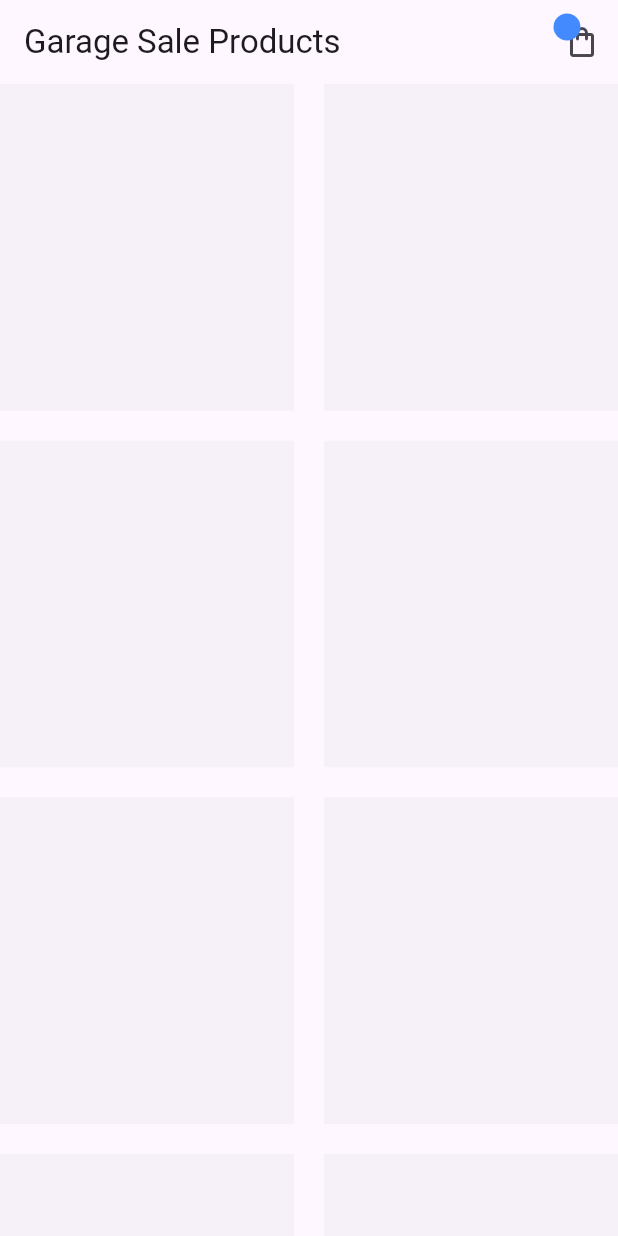
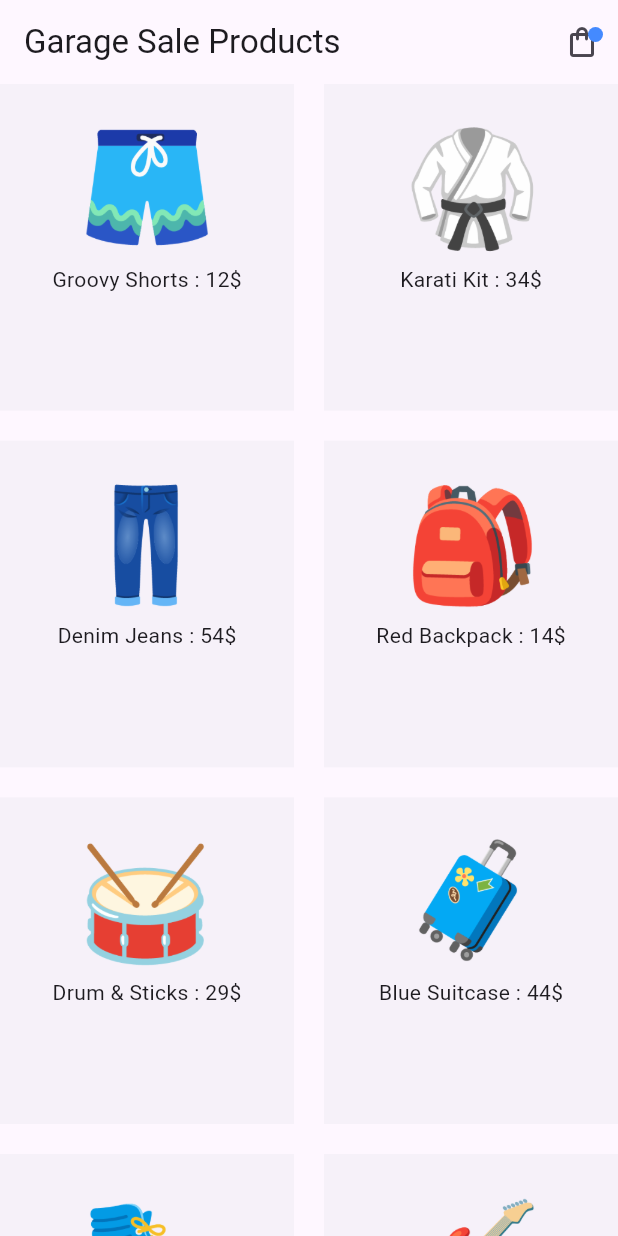
Before and after one commit to arjav1528/riverpod-tutorial, a Flutter app: the screen it shows after launch, on a phone screen of 412 x 824 dp. Run offline on Flutter 3.47's test engine with Material 3 defaults, Android fonts, the phone set to English and light mode, and no system bars; our stand-ins replace flutter_riverpod.

Commit message:
Basic Riverpod

```diff
--- a/lib/Icons/cart_icon.dart
+++ b/lib/Icons/cart_icon.dart
@@ -17,11 +17,11 @@ class CartIcon extends StatelessWidget {
 
         ),
         Positioned(
-          top: 5,
-          left: 5,
+          top: 14,
+          right: 10,
           child: Container(
-            width: 18,
-            height: 18,
+            width: 10,
+            height: 10,
             alignment: Alignment.center,
             decoration: BoxDecoration(
               borderRadius: BorderRadius.circular(10),
--- a/lib/main.dart
+++ b/lib/main.dart
@@ -1,7 +1,8 @@
 import 'package:flutter/material.dart';
+import 'package:flutter_riverpod/flutter_riverpod.dart';
 import 'package:riverpod_tutorial/screens/homescreen.dart';
 void main(){
-  runApp(MyApp());
+  runApp(const ProviderScope(child: MyApp()));
 }
 class MyApp extends StatelessWidget {
   const MyApp({super.key});
--- /dev/null
+++ b/lib/providers/product_providers.dart
@@ -0,0 +1,21 @@
+import 'package:flutter_riverpod/flutter_riverpod.dart';
+import 'package:riverpod_tutorial/models/product.dart';
+
+const List<Product> allProducts = [
+  Product(id: '1', title: 'Groovy Shorts', price: 12, image: 'assets/products/shorts.png'),
+  Product(id: '2', title: 'Karati Kit', price: 34, image: 'assets/products/karati.png'),
+  Product(id: '3', title: 'Denim Jeans', price: 54, image: 'assets/products/jeans.png'),
+  Product(id: '4', title: 'Red Backpack', price: 14, image: 'assets/products/backpack.png'),
+  Product(id: '5', title: 'Drum & Sticks', price: 29, image: 'assets/products/drum.png'),
+  Product(id: '6', title: 'Blue Suitcase', price: 44, image: 'assets/products/suitcase.png'),
+  Product(id: '7', title: 'Roller Skates', price: 52, image: 'assets/products/skates.png'),
+  Product(id: '8', title: 'Electric Guitar', price: 79, image: 'assets/products/guitar.png'),
+];
+final productsProvider = Provider((ref){
+  return allProducts;
+});
+final reducedProducts = Provider((ref){
+  return allProducts.where((p){
+    return p.price<=50;
+  });
+});
--- a/lib/screens/homescreen.dart
+++ b/lib/screens/homescreen.dart
@@ -1,16 +1,15 @@
 import 'package:flutter/material.dart';
+import 'package:flutter_riverpod/flutter_riverpod.dart';
+import 'package:riverpod_tutorial/providers/product_providers.dart';
 
 import '../Icons/cart_icon.dart';
-class Homescreen extends StatefulWidget {
+class Homescreen extends ConsumerWidget {
   const Homescreen({super.key});
 
   @override
-  State<Homescreen> createState() => _HomescreenState();
-}
-
-class _HomescreenState extends State<Homescreen> {
-  @override
-  Widget build(BuildContext context) {
+  Widget build(BuildContext context,WidgetRef ref) {
+    final allProducts = ref.watch(productsProvider);
+    // print(allProducts.runtimeType);
     return Scaffold(
       appBar: AppBar(
         title: Text('Garage Sale Products'),
@@ -19,7 +18,7 @@ class _HomescreenState extends State<Homescreen> {
         ],
       ),
       body: GridView.builder(
-        itemCount: 8,
+        itemCount: allProducts.length,
         gridDelegate: SliverGridDelegateWithFixedCrossAxisCount(
           crossAxisCount: 2,
           mainAxisSpacing: 20,
@@ -30,6 +29,12 @@ class _HomescreenState extends State<Homescreen> {
           return Container(
             padding: const EdgeInsets.all(20),
             color: Colors.blueGrey.withOpacity(0.05),
+            child: Column(
+              children: [
+                Image.asset(allProducts[index].image, width: 100,height:100,),
+                Text('${allProducts[index].title} : ${allProducts[index].price}\$' )
+              ],
+            ),
           );
         },
       ),
--- a/pubspec.yaml
+++ b/pubspec.yaml
@@ -59,9 +59,8 @@ flutter:
   uses-material-design: true
 
   # To add assets to your application, add an assets section, like this:
-  # assets:
-  #   - images/a_dot_burr.jpeg
-  #   - images/a_dot_ham.jpeg
+  assets:
+     - assets/products/
 
   # An image asset can refer to one or more resolution-specific "variants", see
   # https://flutter.dev/to/resolution-aware-images
```
Also changed, not shown: lib/models/product.dart (added, +8 -0 lines), lib/screens/cart.dart (+24 -3 lines), assets/products/backpack.png (added), assets/products/drum.png (added), assets/products/guitar.png (added), assets/products/jeans.png (added), assets/products/karati.png (added), assets/products/shorts.png (added), assets/products/skates.png (added), assets/products/suitcase.png (added).
